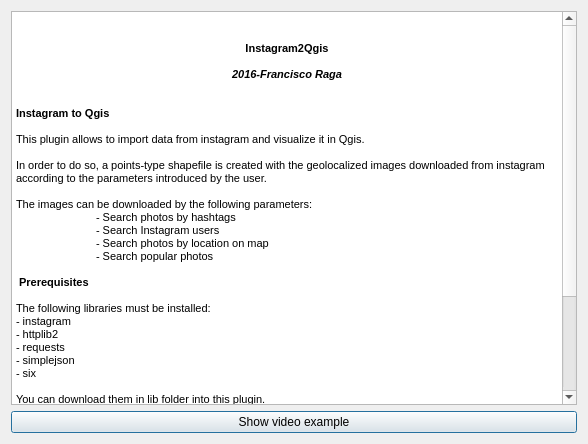
This is ui.resources/About.ui in engenegr/instagram2qgis as Qt 5 draws it before an edit. The edited form follows.
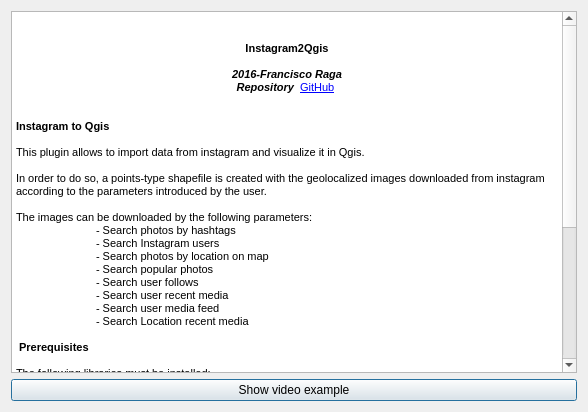
This is the edited form. Icons and pictures are not drawn.

```diff
--- a/ui.resources/About.ui
+++ b/ui.resources/About.ui
@@ -7,7 +7,7 @@
     <x>0</x>
     <y>0</y>
     <width>588</width>
-    <height>444</height>
+    <height>412</height>
    </rect>
   </property>
   <property name="minimumSize">
@@ -48,6 +48,7 @@
 &lt;p align=&quot;center&quot; style=&quot; margin-top:0px; margin-bottom:0px; margin-left:0px; margin-right:0px; -qt-block-indent:0; text-indent:0px;&quot;&gt;&lt;span style=&quot; font-size:8pt; font-weight:600;&quot;&gt;Instagram2Qgis&lt;/span&gt;&lt;/p&gt;
 &lt;p align=&quot;center&quot; style=&quot;-qt-paragraph-type:empty; margin-top:0px; margin-bottom:0px; margin-left:0px; margin-right:0px; -qt-block-indent:0; text-indent:0px; font-size:8pt; font-weight:600;&quot;&gt;&lt;br /&gt;&lt;/p&gt;
 &lt;p align=&quot;center&quot; style=&quot; margin-top:0px; margin-bottom:0px; margin-left:0px; margin-right:0px; -qt-block-indent:0; text-indent:0px;&quot;&gt;&lt;span style=&quot; font-size:8pt; font-weight:600; font-style:italic;&quot;&gt;2016-Francisco Raga&lt;/span&gt;&lt;/p&gt;
+&lt;p align=&quot;center&quot; style=&quot; margin-top:0px; margin-bottom:0px; margin-left:0px; margin-right:0px; -qt-block-indent:0; text-indent:0px;&quot;&gt;&lt;span style=&quot; font-size:8pt; font-weight:600; font-style:italic;&quot;&gt;Repository  &lt;/span&gt;&lt;a href=&quot;https://github.com/All4Gis/instagram2qgis&quot;&gt;&lt;span style=&quot; font-size:8pt; text-decoration: underline; color:#0000ff;&quot;&gt;GitHub&lt;/span&gt;&lt;/a&gt;&lt;span style=&quot; font-size:8pt; font-weight:600; font-style:italic;&quot;&gt; &lt;/span&gt;&lt;/p&gt;
 &lt;p style=&quot;-qt-paragraph-type:empty; margin-top:0px; margin-bottom:0px; margin-left:0px; margin-right:0px; -qt-block-indent:0; text-indent:0px; font-size:8pt;&quot;&gt;&lt;br /&gt;&lt;/p&gt;
 &lt;p style=&quot;-qt-paragraph-type:empty; margin-top:0px; margin-bottom:0px; margin-left:0px; margin-right:0px; -qt-block-indent:0; text-indent:0px; font-size:8pt;&quot;&gt;&lt;br /&gt;&lt;/p&gt;
 &lt;p style=&quot; margin-top:0px; margin-bottom:0px; margin-left:0px; margin-right:0px; -qt-block-indent:0; text-indent:0px;&quot;&gt;&lt;span style=&quot; font-size:8pt; font-weight:600;&quot;&gt;Instagram to Qgis&lt;/span&gt;&lt;/p&gt;
@@ -60,16 +61,20 @@
 &lt;p style=&quot; margin-top:0px; margin-bottom:0px; margin-left:0px; margin-right:0px; -qt-block-indent:0; text-indent:0px;&quot;&gt;&lt;span style=&quot; font-size:8pt;&quot;&gt;	- Search photos by hashtags&lt;/span&gt;&lt;/p&gt;
 &lt;p style=&quot; margin-top:0px; margin-bottom:0px; margin-left:0px; margin-right:0px; -qt-block-indent:0; text-indent:0px;&quot;&gt;&lt;span style=&quot; font-size:8pt;&quot;&gt;	- Search Instagram users&lt;/span&gt;&lt;/p&gt;
 &lt;p style=&quot; margin-top:0px; margin-bottom:0px; margin-left:0px; margin-right:0px; -qt-block-indent:0; text-indent:0px;&quot;&gt;&lt;span style=&quot; font-size:8pt;&quot;&gt;	- Search photos by location on map&lt;/span&gt;&lt;/p&gt;
-&lt;p style=&quot; margin-top:0px; margin-bottom:0px; margin-left:0px; margin-right:0px; -qt-block-indent:0; text-indent:0px;&quot;&gt;&lt;span style=&quot; font-size:8pt;&quot;&gt;	- Search popular photos	&lt;/span&gt;&lt;/p&gt;
+&lt;p style=&quot; margin-top:0px; margin-bottom:0px; margin-left:0px; margin-right:0px; -qt-block-indent:0; text-indent:0px;&quot;&gt;&lt;span style=&quot; font-size:8pt;&quot;&gt;	- Search popular photos&lt;/span&gt;&lt;/p&gt;
+&lt;p style=&quot; margin-top:0px; margin-bottom:0px; margin-left:0px; margin-right:0px; -qt-block-indent:0; text-indent:0px;&quot;&gt;&lt;span style=&quot; font-size:8pt;&quot;&gt;	- Search user follows&lt;/span&gt;&lt;/p&gt;
+&lt;p style=&quot; margin-top:0px; margin-bottom:0px; margin-left:0px; margin-right:0px; -qt-block-indent:0; text-indent:0px;&quot;&gt;&lt;span style=&quot; font-size:8pt;&quot;&gt;	- Search user recent media&lt;/span&gt;&lt;/p&gt;
+&lt;p style=&quot; margin-top:0px; margin-bottom:0px; margin-left:0px; margin-right:0px; -qt-block-indent:0; text-indent:0px;&quot;&gt;&lt;span style=&quot; font-size:8pt;&quot;&gt;	- Search user media feed&lt;/span&gt;&lt;/p&gt;
+&lt;p style=&quot; margin-top:0px; margin-bottom:0px; margin-left:0px; margin-right:0px; -qt-block-indent:0; text-indent:0px;&quot;&gt;&lt;span style=&quot; font-size:8pt;&quot;&gt;	- Search Location recent media	&lt;/span&gt;&lt;/p&gt;
 &lt;p style=&quot;-qt-paragraph-type:empty; margin-top:0px; margin-bottom:0px; margin-left:0px; margin-right:0px; -qt-block-indent:0; text-indent:0px; font-size:8pt;&quot;&gt;&lt;br /&gt;&lt;/p&gt;
 &lt;p style=&quot; margin-top:0px; margin-bottom:0px; margin-left:0px; margin-right:0px; -qt-block-indent:0; text-indent:0px;&quot;&gt;&lt;span style=&quot; font-size:8pt; font-weight:600;&quot;&gt; Prerequisites&lt;/span&gt;&lt;/p&gt;
 &lt;p style=&quot;-qt-paragraph-type:empty; margin-top:0px; margin-bottom:0px; margin-left:0px; margin-right:0px; -qt-block-indent:0; text-indent:0px; font-size:8pt;&quot;&gt;&lt;br /&gt;&lt;/p&gt;
 &lt;p style=&quot; margin-top:0px; margin-bottom:0px; margin-left:0px; margin-right:0px; -qt-block-indent:0; text-indent:0px;&quot;&gt;&lt;span style=&quot; font-size:8pt;&quot;&gt;The following libraries must be installed:&lt;/span&gt;&lt;/p&gt;
-&lt;p style=&quot; margin-top:0px; margin-bottom:0px; margin-left:0px; margin-right:0px; -qt-block-indent:0; text-indent:0px;&quot;&gt;&lt;span style=&quot; font-size:8pt;&quot;&gt;- instagram&lt;/span&gt;&lt;/p&gt;
-&lt;p style=&quot; margin-top:0px; margin-bottom:0px; margin-left:0px; margin-right:0px; -qt-block-indent:0; text-indent:0px;&quot;&gt;&lt;span style=&quot; font-size:8pt;&quot;&gt;- httplib2&lt;/span&gt;&lt;/p&gt;
-&lt;p style=&quot; margin-top:0px; margin-bottom:0px; margin-left:0px; margin-right:0px; -qt-block-indent:0; text-indent:0px;&quot;&gt;&lt;span style=&quot; font-size:8pt;&quot;&gt;- requests	&lt;/span&gt;&lt;/p&gt;
-&lt;p style=&quot; margin-top:0px; margin-bottom:0px; margin-left:0px; margin-right:0px; -qt-block-indent:0; text-indent:0px;&quot;&gt;&lt;span style=&quot; font-size:8pt;&quot;&gt;- simplejson&lt;/span&gt;&lt;/p&gt;
-&lt;p style=&quot; margin-top:0px; margin-bottom:0px; margin-left:0px; margin-right:0px; -qt-block-indent:0; text-indent:0px;&quot;&gt;&lt;span style=&quot; font-size:8pt;&quot;&gt;- six &lt;/span&gt;&lt;/p&gt;
+&lt;p style=&quot; margin-top:0px; margin-bottom:0px; margin-left:0px; margin-right:0px; -qt-block-indent:0; text-indent:0px;&quot;&gt;&lt;span style=&quot; font-size:8pt;&quot;&gt;	- instagram&lt;/span&gt;&lt;/p&gt;
+&lt;p style=&quot; margin-top:0px; margin-bottom:0px; margin-left:0px; margin-right:0px; -qt-block-indent:0; text-indent:0px;&quot;&gt;&lt;span style=&quot; font-size:8pt;&quot;&gt;	- httplib2&lt;/span&gt;&lt;/p&gt;
+&lt;p style=&quot; margin-top:0px; margin-bottom:0px; margin-left:0px; margin-right:0px; -qt-block-indent:0; text-indent:0px;&quot;&gt;&lt;span style=&quot; font-size:8pt;&quot;&gt;	- requests	&lt;/span&gt;&lt;/p&gt;
+&lt;p style=&quot; margin-top:0px; margin-bottom:0px; margin-left:0px; margin-right:0px; -qt-block-indent:0; text-indent:0px;&quot;&gt;&lt;span style=&quot; font-size:8pt;&quot;&gt;	- simplejson&lt;/span&gt;&lt;/p&gt;
+&lt;p style=&quot; margin-top:0px; margin-bottom:0px; margin-left:0px; margin-right:0px; -qt-block-indent:0; text-indent:0px;&quot;&gt;&lt;span style=&quot; font-size:8pt;&quot;&gt;	- six &lt;/span&gt;&lt;/p&gt;
 &lt;p style=&quot;-qt-paragraph-type:empty; margin-top:0px; margin-bottom:0px; margin-left:0px; margin-right:0px; -qt-block-indent:0; text-indent:0px; font-size:8pt;&quot;&gt;&lt;br /&gt;&lt;/p&gt;
 &lt;p style=&quot; margin-top:0px; margin-bottom:0px; margin-left:0px; margin-right:0px; -qt-block-indent:0; text-indent:0px;&quot;&gt;&lt;span style=&quot; font-size:8pt;&quot;&gt;You can download them in lib folder into this plugin.&lt;/span&gt;&lt;/p&gt;
 &lt;p style=&quot;-qt-paragraph-type:empty; margin-top:0px; margin-bottom:0px; margin-left:0px; margin-right:0px; -qt-block-indent:0; text-indent:0px; font-size:8pt;&quot;&gt;&lt;br /&gt;&lt;/p&gt;
```
